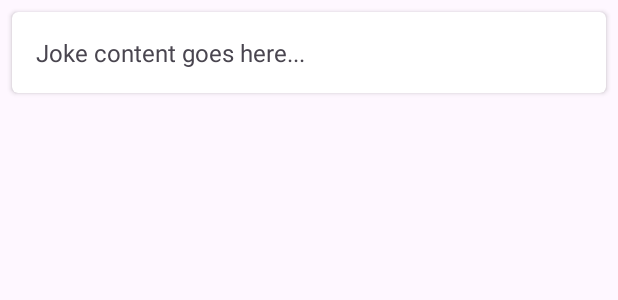
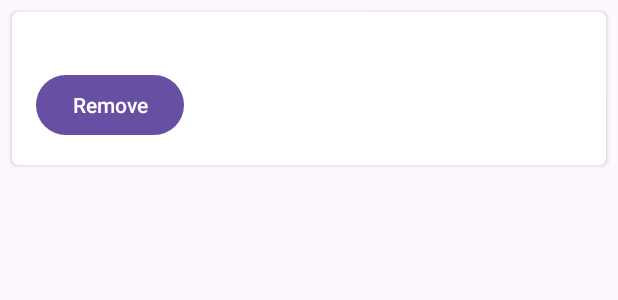
Before and after one commit to aidilnajmir/Hahaha_JokeApp, an Android app: the layout item_joke.xml on its own in the app's theme, with its tools: preview values and no code run, on a phone screen of 412 x 824 dp. Shown: the top 300 px of the screen. Run offline under Robolectric (Android 15) with nearby library versions, the phone set to English and light mode, and no system bars; network calls fail.

```diff
--- a/app/src/main/java/com/cis436/hahaha/FavoriteJokesViewModel.kt
+++ b/app/src/main/java/com/cis436/hahaha/FavoriteJokesViewModel.kt
@@ -17,6 +17,9 @@ class FavoriteJokesViewModel : ViewModel() {
 
     fun removeFavoriteJoke(jokeId: Int) {
         val currentList = _favoriteJokes.value ?: return
-        _favoriteJokes.value = currentList.filterNot { it.id == jokeId }
+        _favoriteJokes.value = currentList.filterNot { it.id == jokeId }.also {
+            Log.d("FavoriteJokesViewModel", "Updated favorites list: $it")
+        }
     }
+
 }
--- a/app/src/main/res/layout/item_joke.xml
+++ b/app/src/main/res/layout/item_joke.xml
@@ -14,13 +14,16 @@
         android:padding="16dp">
 
         <TextView
-            android:id="@+id/joke_content"
+            android:id="@+id/tvJokeContent"
             android:layout_width="match_parent"
             android:layout_height="wrap_content"
-            android:text="Joke content goes here..."
             android:textSize="16sp" />
 
-        <!-- Optionally, add a button or other controls to interact with the joke item -->
+        <Button
+            android:id="@+id/btnRemoveJoke"
+            android:layout_width="wrap_content"
+            android:layout_height="wrap_content"
+            android:text="Remove" />
 
     </LinearLayout>
 
```
Also changed, not shown: app/src/main/java/com/cis436/hahaha/FavoriteFragment.kt (+10 -11 lines), app/src/main/java/com/cis436/hahaha/JokesAdapter.kt (+18 -5 lines).
